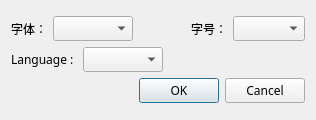
Before: the Qt Designer form monkey_serial/settings.ui in horsdy/Monkey_Serial, drawn with Qt 5.
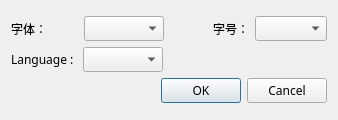
After: the same form once the commit is applied.

Commit message: 1 修改显示接收的BUG; 2 解决 选择log路径后, setting文件保存路径跟着变化的BUG; 3 解决 切换语言后, 有些控件不跟着切换语言的问题; 4 提交release/下的dll;

What changed in the file:
```diff
--- a/monkey_serial/settings.ui
+++ b/monkey_serial/settings.ui
@@ -9,7 +9,7 @@
    <rect>
     <x>0</x>
     <y>0</y>
-    <width>316</width>
+    <width>338</width>
     <height>120</height>
    </rect>
   </property>
@@ -34,6 +34,12 @@
       <layout class="QHBoxLayout" name="horizontalLayout_3">
        <item>
         <widget class="QLabel" name="label_4">
+         <property name="minimumSize">
+          <size>
+           <width>67</width>
+           <height>0</height>
+          </size>
+         </property>
          <property name="text">
           <string>字体：</string>
          </property>
```
The commit also changes 21 other files.
